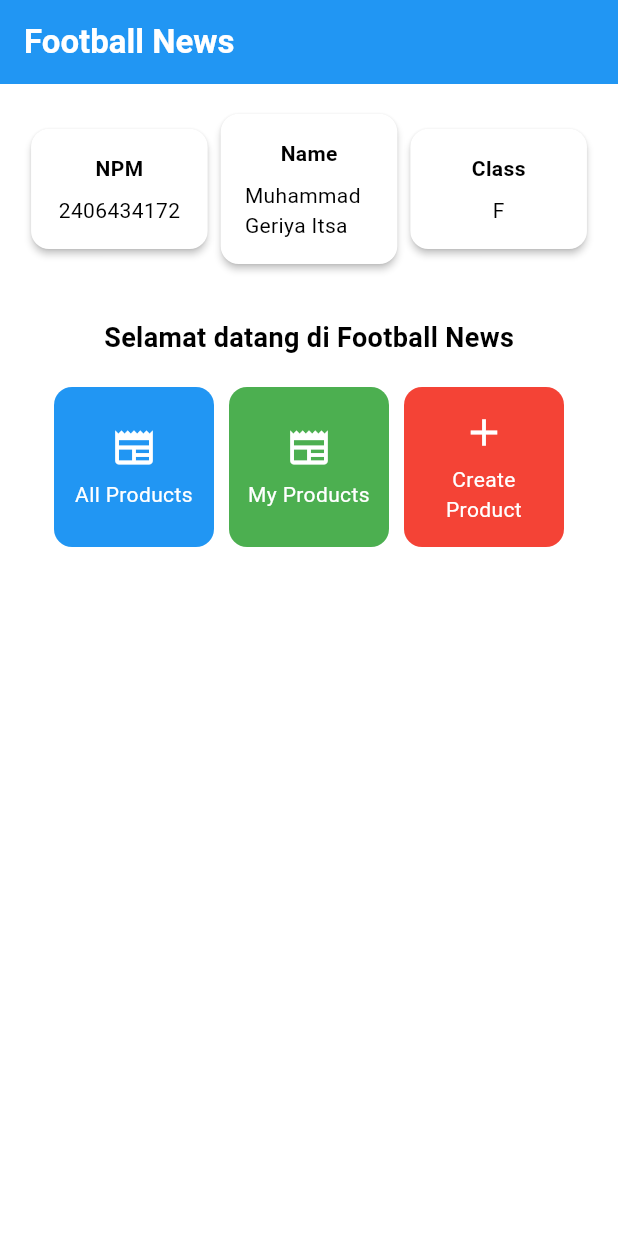
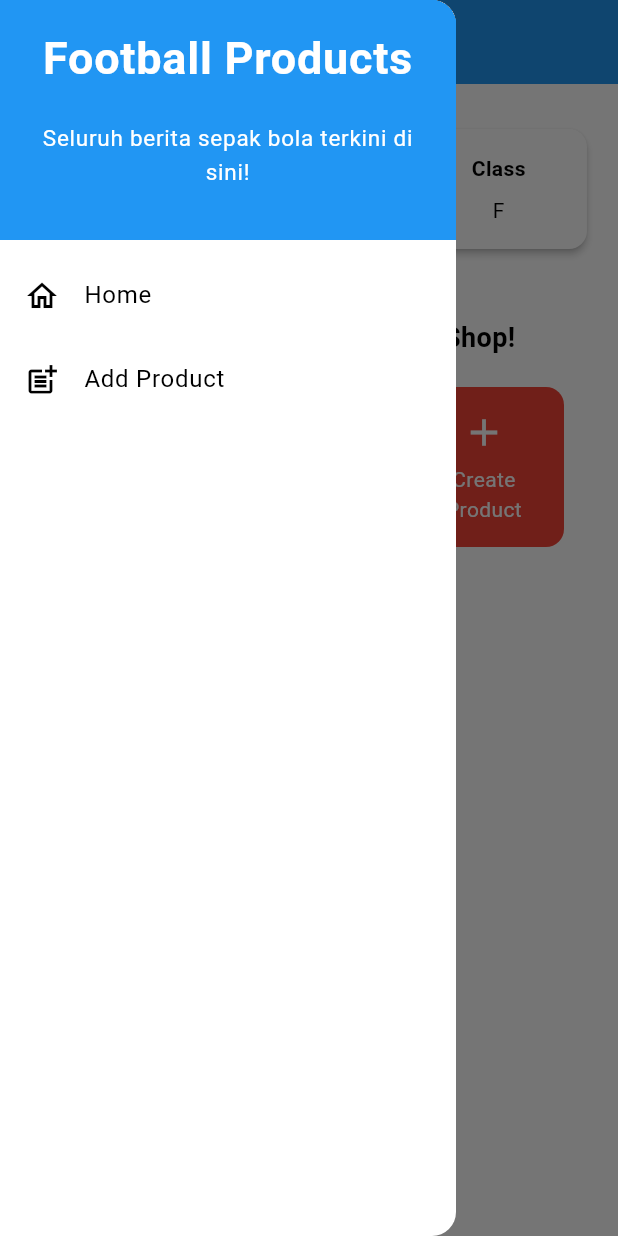
Before and after one commit to GeriyaItsa/football_shop_mobile, a Flutter app: the screen it shows after launch, with the side drawer open (before the commit the screen has no drawer), on a phone screen of 412 x 824 dp. Run offline on Flutter 3.47's test engine with Material 3 defaults, Android fonts, the phone set to English and light mode, and no system bars.

Commit message:
Tugas 8 Selesai

```diff
--- a/lib/main.dart
+++ b/lib/main.dart
@@ -1,5 +1,5 @@
 import 'package:flutter/material.dart';
-import 'package:football_shop_mobile/menu.dart';
+import 'package:football_shop_mobile/screens/menu.dart';
 
 void main() {
   runApp(const MyApp());
--- a/lib/menu.dart
+++ b/lib/screens/menu.dart
@@ -1,25 +1,30 @@
 import 'package:flutter/material.dart';
+import 'package:football_shop_mobile/screens/productlist_form.dart'; // Import the form page
+import 'package:football_shop_mobile/widgets/left_drawer.dart';
+import 'package:football_shop_mobile/widgets/product_card.dart';
 
 class MyHomePage extends StatelessWidget {
-    MyHomePage({super.key});
-    final String nama = "Muhammad Geriya Itsa";
-    final String npm = "2406434172";
-    final String kelas = "F";
-    final List<ItemHomepage> items = [
-    ItemHomepage("All Products", Icons.newspaper, Colors.blue),
-    ItemHomepage("My Products", Icons.newspaper, Colors.green),
-    ItemHomepage("Create Product", Icons.add, Colors.red),
+  MyHomePage({super.key});
+
+  final String nama = "Muhammad Geriya Itsa"; //nama
+  final String npm = "2406434172"; //npm
+  final String kelas = "F"; //kelas
+
+  final List<ItemHomepage> items = [
+    ItemHomepage("All Products", Icons.newspaper),
+    ItemHomepage("My Products", Icons.newspaper),
+    ItemHomepage("Create Product", Icons.add),
   ];
 
-    @override
-    Widget build(BuildContext context) {
+
+  @override
+  Widget build(BuildContext context) {
     // Scaffold menyediakan struktur dasar halaman dengan AppBar dan body.
     return Scaffold(
-      // AppBar adalah bagian atas halaman yang menampilkan judul.
       appBar: AppBar(
-        // Judul aplikasi "Football News" dengan teks putih dan tebal.
+        // Judul aplikasi "Football Products" dengan teks putih dan tebal.
         title: const Text(
-          'Football News',
+          'Football Products',
           style: TextStyle(
             color: Colors.white,
             fontWeight: FontWeight.bold,
@@ -28,6 +33,7 @@ class MyHomePage extends StatelessWidget {
         // Warna latar belakang AppBar diambil dari skema warna tema aplikasi.
         backgroundColor: Theme.of(context).colorScheme.primary,
       ),
+      drawer: LeftDrawer(),
       // Body halaman dengan padding di sekelilingnya.
       body: Padding(
         padding: const EdgeInsets.all(16.0),
@@ -51,12 +57,14 @@ class MyHomePage extends StatelessWidget {
             // Menempatkan widget berikutnya di tengah halaman.
             Center(
               child: Column(
+                // Menyusun teks dan grid item secara vertikal.
+
                 children: [
                   // Menampilkan teks sambutan dengan gaya tebal dan ukuran 18.
                   const Padding(
                     padding: EdgeInsets.only(top: 16.0),
                     child: Text(
-                      'Selamat datang di Football News',
+                      'Selamat datang di Football Shop!',
                       style: TextStyle(
                         fontWeight: FontWeight.bold,
                         fontSize: 18.0,
@@ -71,7 +79,10 @@ class MyHomePage extends StatelessWidget {
                     crossAxisSpacing: 10,
                     mainAxisSpacing: 10,
                     crossAxisCount: 3,
+                    // Agar grid menyesuaikan tinggi kontennya.
                     shrinkWrap: true,
+
+                    // Menampilkan ItemCard untuk setiap item dalam list items.
                     children: items.map((ItemHomepage item) {
                       return ItemCard(item);
                     }).toList(),
@@ -83,22 +94,27 @@ class MyHomePage extends StatelessWidget {
         ),
       ),
     );
-    }
+  }
 }
 
 class InfoCard extends StatelessWidget {
-  final String title;
-  final String content;
+  // Kartu informasi yang menampilkan title dan content.
+
+  final String title;  // Judul kartu.
+  final String content;  // Isi kartu.
 
   const InfoCard({super.key, required this.title, required this.content});
 
   @override
   Widget build(BuildContext context) {
     return Card(
+      // Membuat kotak kartu dengan bayangan dibawahnya.
       elevation: 2.0,
       child: Container(
-        width: MediaQuery.of(context).size.width / 3.5,
+        // Mengatur ukuran dan jarak di dalam kartu.
+        width: MediaQuery.of(context).size.width / 3.5, // menyesuaikan dengan lebar device yang digunakan.
         padding: const EdgeInsets.all(16.0),
+        // Menyusun title dan content secara vertikal.
         child: Column(
           children: [
             Text(
@@ -113,56 +129,3 @@ class InfoCard extends StatelessWidget {
     );
   }
 }
-
-class ItemHomepage {
- final String name;
- final IconData icon;
- final Color color;
-
- ItemHomepage(this.name, this.icon, this.color);
-}
-
-class ItemCard extends StatelessWidget {
-  final ItemHomepage item;
-
-  const ItemCard(this.item, {super.key});
-
-  @override
-  Widget build(BuildContext context) {
-    return Material(
-      color: item.color, // warna sesuai item
-      borderRadius: BorderRadius.circular(12),
-      child: InkWell(
-        onTap: () {
-          ScaffoldMessenger.of(context)
-            ..hideCurrentSnackBar()
-            ..showSnackBar(
-              SnackBar(content: Text("Kamu telah menekan tombol ${item.name}!"))
-            );
-        },
-        child: Container(
-          padding: const EdgeInsets.all(8),
-          child: Center(
-            child: Column(
-              mainAxisAlignment: MainAxisAlignment.center,
-              children: [
-                Icon(
-                  item.icon,
-                  color: Colors.white,
-                  size: 30.0,
-                ),
-                const Padding(padding: EdgeInsets.all(3)),
-                Text(
-                  item.name,
-                  textAlign: TextAlign.center,
-                  style: const TextStyle(color: Colors.white),
-                ),
-              ],
-            ),
-          ),
-        ),
-      ),
-    );
-  }
-
-}
--- /dev/null
+++ b/lib/widgets/left_drawer.dart
@@ -0,0 +1,77 @@
+import 'package:flutter/material.dart';
+import 'package:football_shop_mobile/screens/menu.dart';
+// Impor halaman form yang akan dituju
+import 'package:football_shop_mobile/screens/productlist_form.dart';
+
+class LeftDrawer extends StatelessWidget {
+  const LeftDrawer({super.key});
+
+  @override
+  Widget build(BuildContext context) {
+    return Drawer(
+      child: ListView(
+        children: [
+          const DrawerHeader(
+            decoration: BoxDecoration(
+              color: Colors.blue,
+            ),
+            child: Column(
+              children: [
+                Text(
+                  'Football Products',
+                  textAlign: TextAlign.center,
+                  style: TextStyle(
+                    fontSize: 30,
+                    fontWeight: FontWeight.bold,
+                    color: Colors.white,
+                  ),
+                ),
+                Padding(padding: EdgeInsets.all(10)),
+                Text(
+                  "Seluruh berita sepak bola terkini di sini!",
+                  // TODO: Tambahkan gaya teks dengan center alignment, font ukuran 15, warna putih, dan weight biasa
+                  // JAWABAN: Menambahkan style pada Text widget
+                  textAlign: TextAlign.center,
+                  style: TextStyle(
+                    fontSize: 15,
+                    color: Colors.white,
+                    fontWeight: FontWeight.normal,
+                  ),
+                ),
+              ],
+            ),
+          ),
+          ListTile(
+            leading: const Icon(Icons.home_outlined),
+            title: const Text('Home'),
+            // Bagian redirection ke MyHomePage
+            onTap: () {
+              Navigator.pushReplacement(
+                context,
+                MaterialPageRoute(
+                  builder: (context) => MyHomePage(),
+                ),
+              );
+            },
+          ),
+          ListTile(
+            leading: const Icon(Icons.post_add),
+            title: const Text('Add Product'),
+            // Bagian redirection ke ProductFormPage
+            onTap: () {
+              /*
+              TODO: Buatlah routing ke ProductFormPage di sini,
+              setelah halaman ProductFormPage sudah dibuat.
+              */
+              // JAWABAN: Navigasi ke ProductFormPage menggunakan Navigator.push
+              Navigator.push(
+                context,
+                MaterialPageRoute(builder: (context) => const ProductFormPage()),
+              );
+            },
+          ),
+        ],
+      ),
+    );
+  }
+}
--- /dev/null
+++ b/lib/widgets/product_card.dart
@@ -0,0 +1,81 @@
+import 'package:flutter/material.dart';
+import 'package:football_shop_mobile/screens/productlist_form.dart';
+
+class ItemHomepage {
+  final String name;
+  final IconData icon;
+
+  ItemHomepage(this.name, this.icon);
+}
+
+class ItemCard extends StatelessWidget {
+  // Menampilkan kartu dengan ikon dan nama.
+
+  final ItemHomepage item;
+
+  const ItemCard(this.item, {super.key});
+
+  @override
+  Widget build(BuildContext context) {
+    // Menentukan warna berdasarkan jenis tombol
+    Color cardColor;
+    if (item.name == "My Products") {
+      cardColor = Colors.green;
+    } else if (item.name == "Create Product") {
+      cardColor = Colors.red;
+    } else {
+      cardColor = Theme.of(context).colorScheme.secondary;
+    }
+
+    return Material(
+      // Menentukan warna latar belakang dari tema aplikasi.
+      color: cardColor,
+      // Membuat sudut kartu melengkung.
+      borderRadius: BorderRadius.circular(12),
+
+      child: InkWell(
+        // Aksi ketika kartu ditekan.
+        onTap: () {
+          // Memunculkan SnackBar ketika diklik
+          ScaffoldMessenger.of(context)
+            ..hideCurrentSnackBar()
+            ..showSnackBar(SnackBar(
+                content: Text("Kamu telah menekan tombol ${item.name}!")));
+
+          // Navigate ke route yang sesuai (tergantung jenis tombol)
+          if (item.name == "Create Product") {
+            // TODO: Gunakan Navigator.push untuk melakukan navigasi ke MaterialPageRoute yang mencakup ProductFormPage.
+            Navigator.push(
+              context,
+              MaterialPageRoute(builder: (context) => const ProductFormPage()),
+            );
+          }
+
+        },
+        // Container untuk menyimpan Icon dan Text
+        child: Container(
+          padding: const EdgeInsets.all(8),
+          child: Center(
+            child: Column(
+              // Menyusun ikon dan teks di tengah kartu.
+              mainAxisAlignment: MainAxisAlignment.center,
+              children: [
+                Icon(
+                  item.icon,
+                  color: Colors.white,
+                  size: 30.0,
+                ),
+                const Padding(padding: EdgeInsets.all(3)),
+                Text(
+                  item.name,
+                  textAlign: TextAlign.center,
+                  style: const TextStyle(color: Colors.white),
+                ),
+              ],
+            ),
+          ),
+        ),
+      ),
+    );
+  }
+}
```
Also changed, not shown: lib/screens/productlist_form.dart (added, +256 -0 lines), 1 other file.
